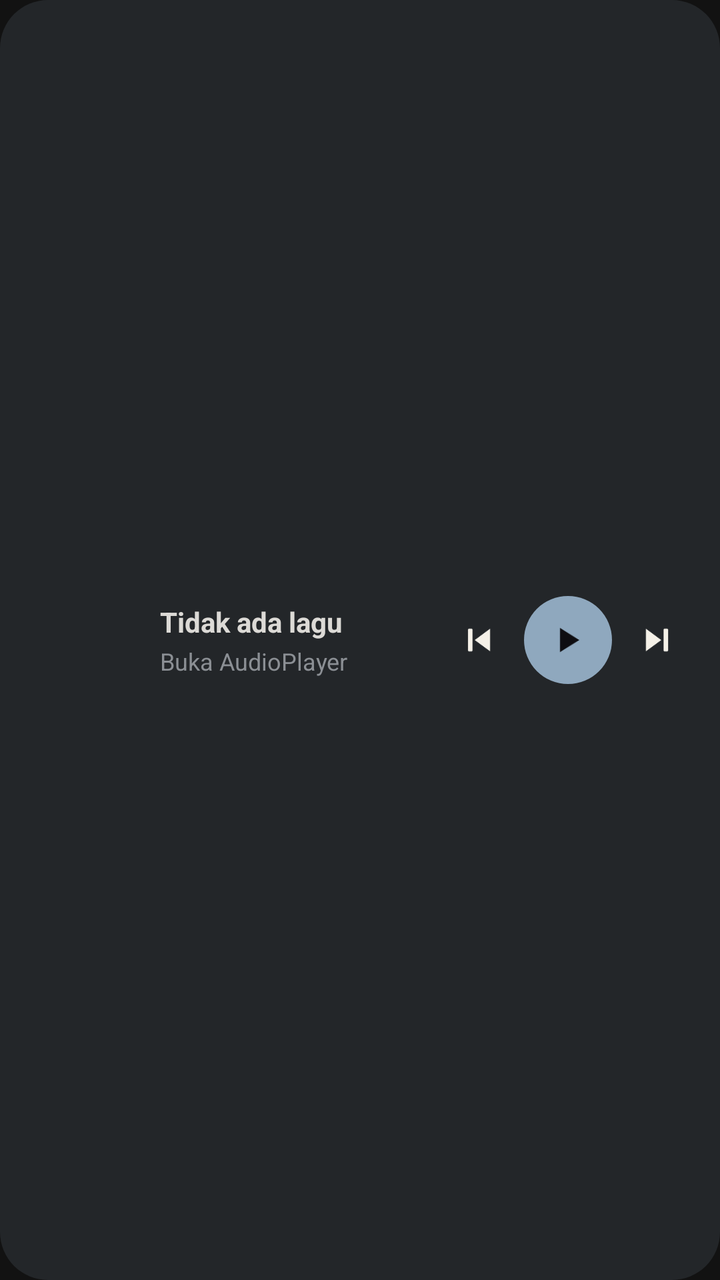
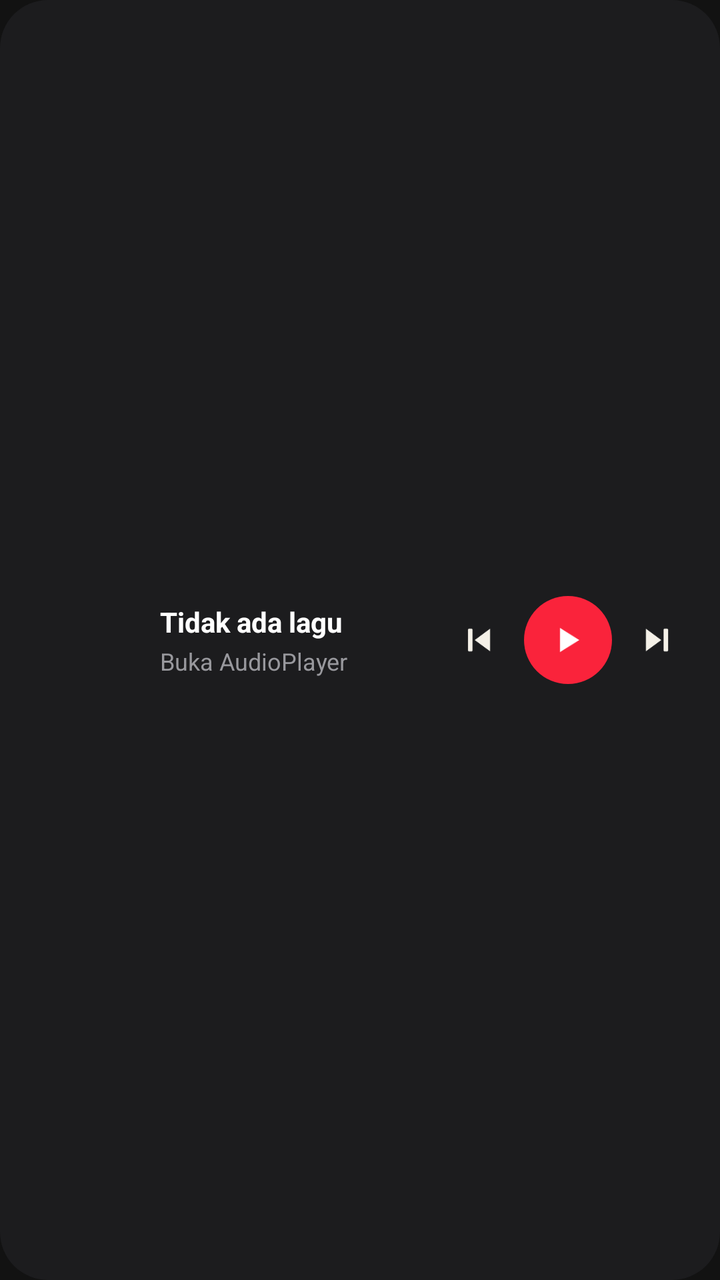

Two renders of the same Android screen: before a commit and after it. Below are the layout's source before the change and the commit's diff.
<!-- AndroidManifest.xml: application theme Theme.AudioPlayer -->
<!-- res/layout/widget_player.xml -->
<?xml version="1.0" encoding="utf-8"?>
<LinearLayout xmlns:android="http://schemas.android.com/apk/res/android"
    android:layout_width="match_parent"
    android:layout_height="match_parent"
    android:background="@drawable/widget_background"
    android:orientation="horizontal"
    android:gravity="center_vertical"
    android:padding="14dp">

    <ImageView
        android:id="@+id/widget_album_art"
        android:layout_width="52dp"
        android:layout_height="52dp"
        android:scaleType="centerCrop" />

    <LinearLayout
        android:layout_width="0dp"
        android:layout_height="wrap_content"
        android:layout_weight="1"
        android:layout_marginStart="14dp"
        android:layout_marginEnd="8dp"
        android:orientation="vertical">

        <TextView
            android:id="@+id/widget_title"
            android:layout_width="match_parent"
            android:layout_height="wrap_content"
            android:textColor="#DCDAD6"
            android:textSize="14sp"
            android:textStyle="bold"
            android:maxLines="1"
            android:ellipsize="end"
            android:text="Tidak ada lagu" />

        <TextView
            android:id="@+id/widget_artist"
            android:layout_width="match_parent"
            android:layout_height="wrap_content"
            android:layout_marginTop="2dp"
            android:textColor="#8B8F94"
            android:textSize="12sp"
            android:maxLines="1"
            android:ellipsize="end"
            android:text="Buka AudioPlayer" />
    </LinearLayout>

    <ImageButton
        android:id="@+id/widget_prev"
        android:layout_width="34dp"
        android:layout_height="34dp"
        android:padding="7dp"
        android:background="@android:color/transparent"
        android:scaleType="fitCenter"
        android:src="@drawable/ic_widget_previous"
        android:contentDescription="Sebelumnya" />

    <ImageButton
        android:id="@+id/widget_play_pause"
        android:layout_width="44dp"
        android:layout_height="44dp"
        android:layout_marginStart="6dp"
        android:padding="12dp"
        android:background="@drawable/widget_play_button_bg"
        android:scaleType="fitCenter"
        android:src="@drawable/ic_widget_play"
        android:contentDescription="Putar" />

    <ImageButton
        android:id="@+id/widget_next"
        android:layout_width="34dp"
        android:layout_height="34dp"
        android:layout_marginStart="6dp"
        android:padding="7dp"
        android:background="@android:color/transparent"
        android:scaleType="fitCenter"
        android:src="@drawable/ic_widget_next"
        android:contentDescription="Berikutnya" />

</LinearLayout>
<!-- resources referenced by this layout -->
<resources>
  <!-- drawable ic_widget_next: png bitmap (drawable, 1562 bytes) -->
  <!-- drawable ic_widget_play: png bitmap (drawable, 872 bytes) -->
  <!-- drawable ic_widget_previous: png bitmap (drawable, 1621 bytes) -->
  <!-- drawable widget_background (drawable) -->
  <?xml version="1.0" encoding="utf-8"?>
  <shape xmlns:android="http://schemas.android.com/apk/res/android"
      android:shape="rectangle">
      <solid android:color="#232629" />
      <corners android:radius="24dp" />
  </shape>
  <!-- drawable widget_play_button_bg (drawable) -->
  <?xml version="1.0" encoding="utf-8"?>
  <shape xmlns:android="http://schemas.android.com/apk/res/android"
      android:shape="oval">
      <solid android:color="#8FA8BE" />
  </shape>
  <style name="Theme.AudioPlayer" parent="android:Theme.Material.NoActionBar">
          <item name="android:windowBackground">@color/black</item>
      </style>
  <color name="black">#FF121212</color>
</resources>

<!-- the commit's change to res/layout/widget_player.xml (unified diff, before → after) -->
@@ -25,7 +25,7 @@
             android:id="@+id/widget_title"
             android:layout_width="match_parent"
             android:layout_height="wrap_content"
-            android:textColor="#DCDAD6"
+            android:textColor="#FFFFFF"
             android:textSize="14sp"
             android:textStyle="bold"
             android:maxLines="1"
@@ -37,7 +37,7 @@
             android:layout_width="match_parent"
             android:layout_height="wrap_content"
             android:layout_marginTop="2dp"
-            android:textColor="#8B8F94"
+            android:textColor="#98989D"
             android:textSize="12sp"
             android:maxLines="1"
             android:ellipsize="end"
<!-- resource entries referenced after the edit -->
@@ -1,20 +1,20 @@
 <!-- resources referenced by this layout -->
 <resources>
   <!-- drawable ic_widget_next: png bitmap (drawable, 1562 bytes) -->
-  <!-- drawable ic_widget_play: png bitmap (drawable, 872 bytes) -->
+  <!-- drawable ic_widget_play: png bitmap (drawable, 776 bytes) -->
   <!-- drawable ic_widget_previous: png bitmap (drawable, 1621 bytes) -->
   <!-- drawable widget_background (drawable) -->
   <?xml version="1.0" encoding="utf-8"?>
   <shape xmlns:android="http://schemas.android.com/apk/res/android"
       android:shape="rectangle">
-      <solid android:color="#232629" />
+      <solid android:color="#1C1C1E" />
       <corners android:radius="24dp" />
   </shape>
   <!-- drawable widget_play_button_bg (drawable) -->
   <?xml version="1.0" encoding="utf-8"?>
   <shape xmlns:android="http://schemas.android.com/apk/res/android"
       android:shape="oval">
-      <solid android:color="#8FA8BE" />
+      <solid android:color="#FA233B" />
   </shape>
   <style name="Theme.AudioPlayer" parent="android:Theme.Material.NoActionBar">
           <item name="android:windowBackground">@color/black</item>
